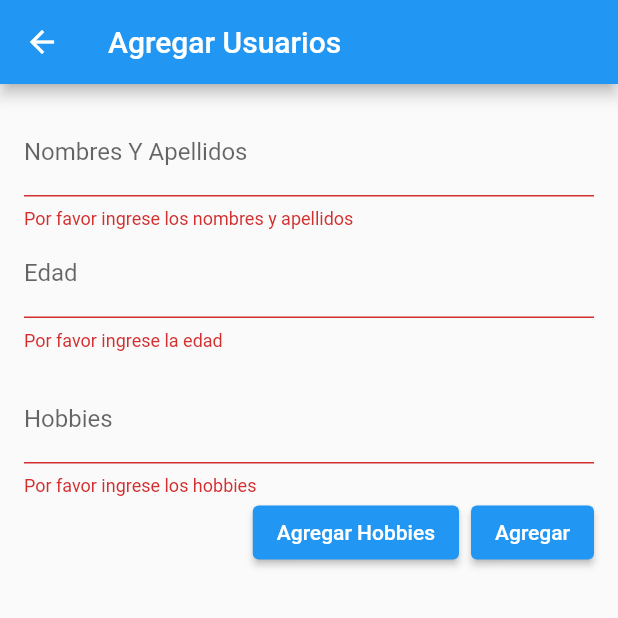
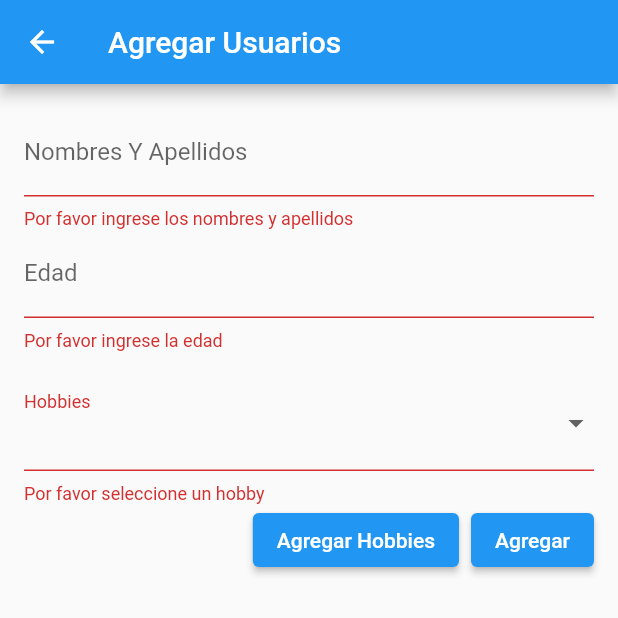
Before and after one commit to julibyjuliee/ucn-mobile-project, a Flutter app: the AddPage screen opened by its route, after a tap on "Agregar Hobbies", after a tap on "Agregar", on a phone screen of 412 x 824 dp, the top half of it. Run offline on Flutter 3.47's test engine with Material 2 defaults, Android fonts, the phone set to English and light mode, and no system bars; our stand-ins replace cloud_firestore, firebase_core; accounts and stored records are empty.

Commit message:
Se realiza ajuste en los hobbies

```diff
--- a/lib/pages/add_name.dart
+++ b/lib/pages/add_name.dart
@@ -17,9 +17,11 @@ class _AddPageState extends State<AddPage> {
   TextEditingController nombreApellidoController =
       TextEditingController(text: "");
   TextEditingController edadController = TextEditingController(text: "");
-  TextEditingController hobbiesController = TextEditingController(text: "");
+  String selectedHobby = ''; // Opción predeterminada
+  bool showHobbiesField =
+      false; // Variable para controlar la visibilidad del campo de selección de hobbies
 
-  bool mostrarCampoHobbies = false;
+  List<String> hobbies = ['', 'Cocinar', 'Bailar', 'El Fútbol', 'Otros'];
 
   @override
   Widget build(BuildContext context) {
@@ -62,18 +64,31 @@ class _AddPageState extends State<AddPage> {
                 },
               ),
               const SizedBox(height: 16.0),
-              if (mostrarCampoHobbies)
-                TextFormField(
-                  controller: hobbiesController,
+              if (showHobbiesField) // Mostrar el campo de selección de hobbies solo si showHobbiesField es true
+                DropdownButtonFormField<String>(
+                  value: selectedHobby,
                   decoration: const InputDecoration(
                     labelText: 'Hobbies',
                   ),
+                  onChanged: (value) {
+                    setState(() {
+                      selectedHobby = value!;
+                    });
+                  },
                   validator: (value) {
-                    if (value == null || value.isEmpty) {
-                      return 'Por favor ingrese los hobbies';
+                    if (value == null ||
+                        value.isEmpty ||
+                        value == 'Seleccione un hobby') {
+                      return 'Por favor seleccione un hobby';
                     }
                     return null;
                   },
+                  items: hobbies.map((hobby) {
+                    return DropdownMenuItem<String>(
+                      value: hobby,
+                      child: Text(hobby),
+                    );
+                  }).toList(),
                 ),
               Row(
                 mainAxisAlignment: MainAxisAlignment.end,
@@ -81,7 +96,8 @@ class _AddPageState extends State<AddPage> {
                   ElevatedButton(
                     onPressed: () {
                       setState(() {
-                        mostrarCampoHobbies = true;
+                        showHobbiesField =
+                            true; // Mostrar el campo de selección de hobbies al hacer clic en el botón
                       });
                     },
                     child: const Text('Agregar Hobbies'),
@@ -92,11 +108,8 @@ class _AddPageState extends State<AddPage> {
                       if (_formKey.currentState!.validate()) {
                         String nombreApellido = nombreApellidoController.text;
                         int edad = int.parse(edadController.text);
-                        String hobbies = hobbiesController.text;
-
-                        // Llamar a la función para agregar la persona y sus hobbies en Firestore
-                        agregarPersonaConHobbies(nombreApellido, edad, hobbies);
-
+                        agregarPersonaConHobbies(
+                            nombreApellido, edad, selectedHobby);
                         showDialog(
                           context: context,
                           builder: (BuildContext context) {
@@ -108,8 +121,7 @@ class _AddPageState extends State<AddPage> {
                                 TextButton(
                                   onPressed: () {
                                     Navigator.pop(context);
-                                    Navigator.pop(
-                                        context); // Volver a la pantalla anterior
+                                    Navigator.pop(context, true);
                                   },
                                   child: Text('OK'),
                                 ),
```
